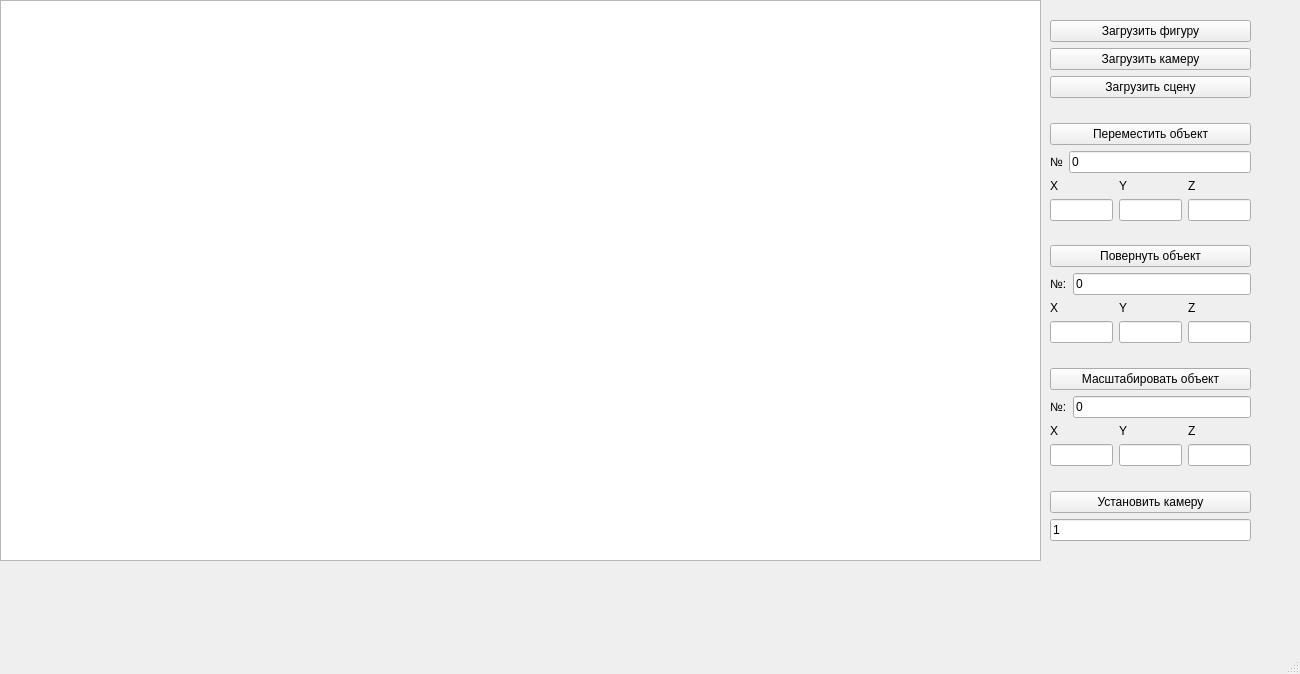
xanderkov/ics7-OOP, file lab_03/src/gui/mainwindow.ui: the form before one commit.
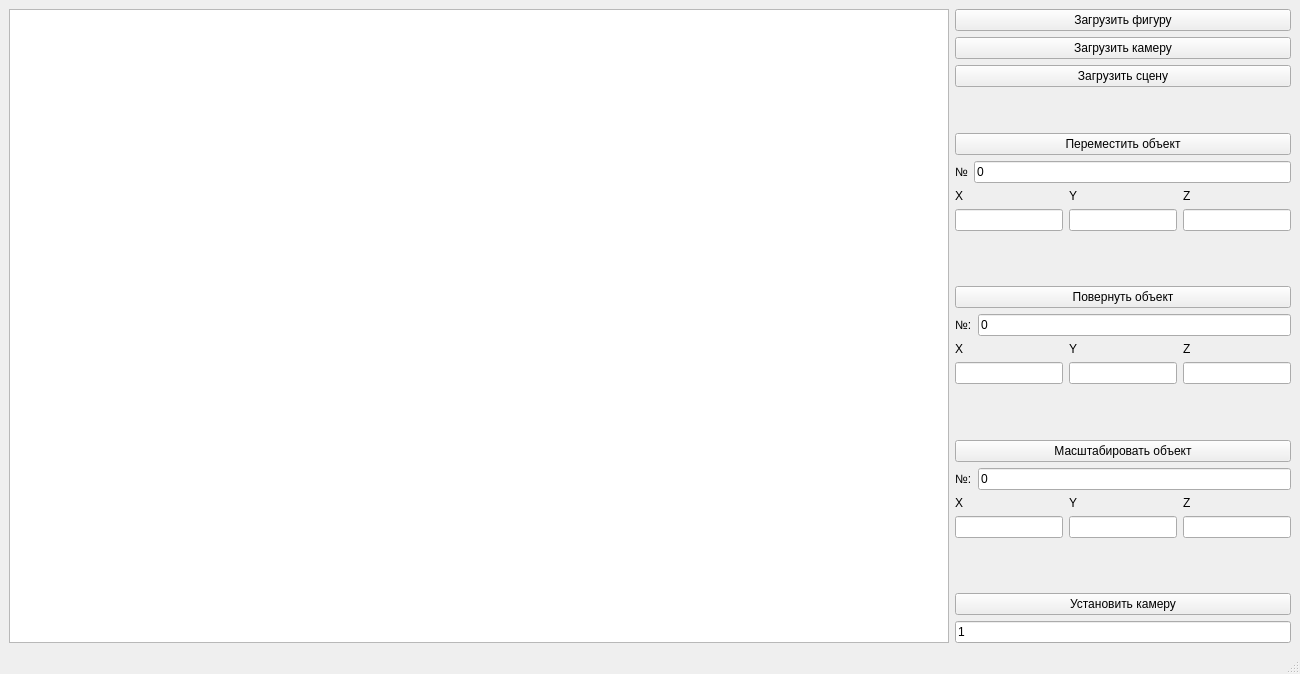
The form after the commit.

What changed in the file:
```diff
--- a/lab_03/src/gui/mainwindow.ui
+++ b/lab_03/src/gui/mainwindow.ui
@@ -14,25 +14,18 @@
    <string>MainWindow</string>
   </property>
   <widget class="QWidget" name="centralwidget">
+   <layout class="QHBoxLayout" name="horizontalLayout_9">
+    <item>
    <widget class="QGraphicsView" name="graphicsView">
-    <property name="geometry">
-     <rect>
-      <x>0</x>
-      <y>0</y>
-      <width>1041</width>
-      <height>561</height>
-     </rect>
-    </property>
-   </widget>
-   <widget class="QWidget" name="layoutWidget">
-    <property name="geometry">
-     <rect>
-      <x>1050</x>
-      <y>20</y>
-      <width>201</width>
-      <height>521</height>
-     </rect>
-    </property>
+      <property name="sizePolicy">
+       <sizepolicy hsizetype="Expanding" vsizetype="Expanding">
+        <horstretch>2</horstretch>
+        <verstretch>0</verstretch>
+       </sizepolicy>
+      </property>
+     </widget>
+    </item>
+    <item>
     <layout class="QVBoxLayout" name="verticalLayout_6">
      <item>
       <layout class="QVBoxLayout" name="verticalLayout">
@@ -367,17 +360,8 @@
       </layout>
      </item>
     </layout>
-   </widget>
-  </widget>
-  <widget class="QMenuBar" name="menubar">
-   <property name="geometry">
-    <rect>
-     <x>0</x>
-     <y>0</y>
-     <width>1300</width>
-     <height>21</height>
-    </rect>
-   </property>
+    </item>
+   </layout>
   </widget>
   <widget class="QStatusBar" name="statusbar"/>
  </widget>
```
Left out of the diff: 2 changed lines with no effect on the pictures. Lines whose indentation alone changed are shown as unchanged.
